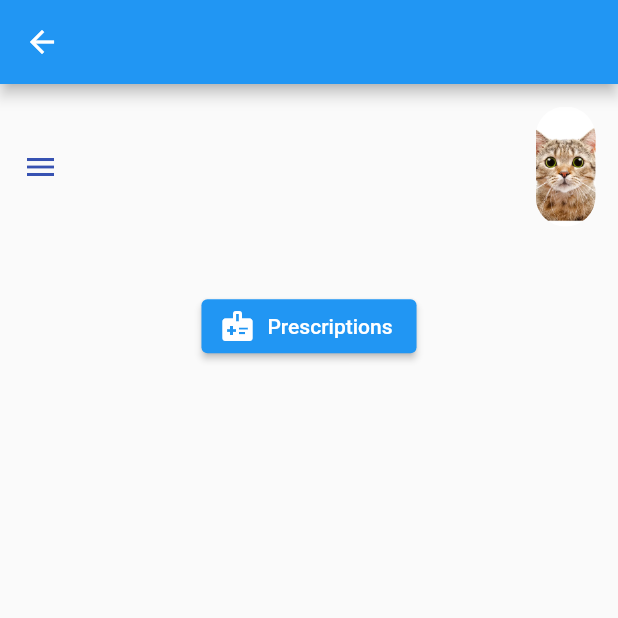
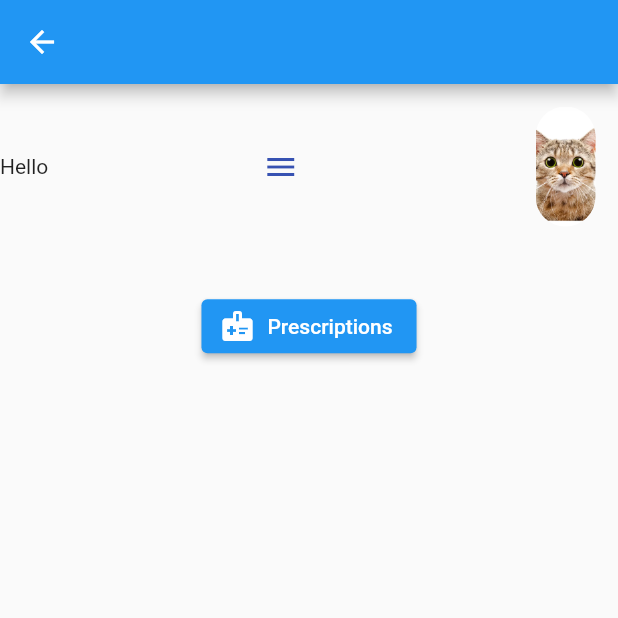
Before and after one commit to AhmedIbrahim2/PharmacyApp, a Flutter app: the Home screen opened directly, on a phone screen of 412 x 824 dp, the top half of it. Run offline on Flutter 3.47's test engine with Material 2 defaults, Android fonts, the phone set to English and light mode, and no system bars; our stand-ins replace image_picker; missing offline and left inert: firebase_ml_vision; accounts and stored records are empty.

Commit message:
second commit

```diff
--- a/lib/home.dart
+++ b/lib/home.dart
@@ -23,6 +23,7 @@ class Home extends StatelessWidget {
                 mainAxisAlignment: MainAxisAlignment.spaceBetween,
                 // ignore: prefer_const_literals_to_create_immutables
                 children: [
+                  Text("Hello"),
                   Padding(
                     padding: const EdgeInsets.all(15.0),
                     child: Icon(
```
